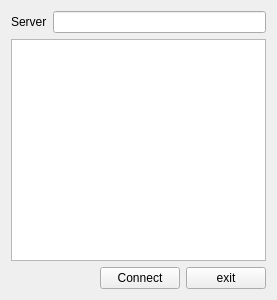
Before: the Qt Designer form Client/widget.ui in JosueSantamariaR/ITCR.DatosII.ProyectoI, drawn with Qt 5.
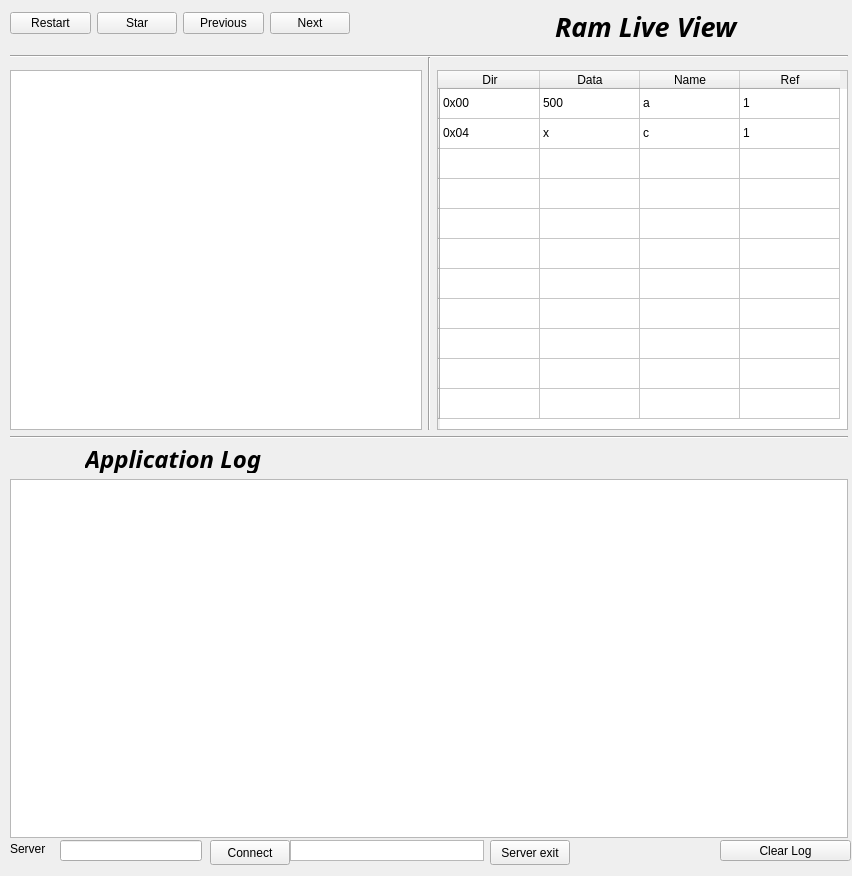
After: the same form once the commit is applied.

```diff
--- a/Client/widget.ui
+++ b/Client/widget.ui
@@ -6,67 +6,442 @@
    <rect>
     <x>0</x>
     <y>0</y>
-    <width>277</width>
-    <height>300</height>
+    <width>852</width>
+    <height>876</height>
    </rect>
   </property>
   <property name="windowTitle">
    <string>Widget</string>
   </property>
-  <layout class="QGridLayout" name="gridLayout_3">
+  <widget class="Line" name="line_4">
+   <property name="geometry">
+    <rect>
+     <x>10</x>
+     <y>55</y>
+     <width>838</width>
+     <height>3</height>
+    </rect>
+   </property>
+   <property name="orientation">
+    <enum>Qt::Horizontal</enum>
+   </property>
+  </widget>
+  <widget class="Line" name="line_2">
+   <property name="geometry">
+    <rect>
+     <x>10</x>
+     <y>436</y>
+     <width>838</width>
+     <height>3</height>
+    </rect>
+   </property>
+   <property name="orientation">
+    <enum>Qt::Horizontal</enum>
+   </property>
+  </widget>
+  <widget class="QTableWidget" name="ramLiveView">
+   <property name="geometry">
+    <rect>
+     <x>437</x>
+     <y>70</y>
+     <width>411</width>
+     <height>360</height>
+    </rect>
+   </property>
+   <property name="minimumSize">
+    <size>
+     <width>410</width>
+     <height>340</height>
+    </size>
+   </property>
+   <row>
+    <property name="text">
+     <string/>
+    </property>
+   </row>
+   <row>
+    <property name="text">
+     <string/>
+    </property>
+   </row>
+   <row>
+    <property name="text">
+     <string/>
+    </property>
+   </row>
+   <row>
+    <property name="text">
+     <string/>
+    </property>
+   </row>
+   <row>
+    <property name="text">
+     <string/>
+    </property>
+   </row>
+   <row>
+    <property name="text">
+     <string/>
+    </property>
+   </row>
+   <row>
+    <property name="text">
+     <string/>
+    </property>
+   </row>
+   <row>
+    <property name="text">
+     <string/>
+    </property>
+   </row>
+   <row>
+    <property name="text">
+     <string/>
+    </property>
+   </row>
+   <row>
+    <property name="text">
+     <string/>
+    </property>
+   </row>
+   <row>
+    <property name="text">
+     <string/>
+    </property>
+   </row>
+   <column>
+    <property name="text">
+     <string>Dir</string>
+    </property>
+    <property name="textAlignment">
+     <set>AlignCenter</set>
+    </property>
+   </column>
+   <column>
+    <property name="text">
+     <string>Data</string>
+    </property>
+   </column>
+   <column>
+    <property name="text">
+     <string>Name</string>
+    </property>
+   </column>
+   <column>
+    <property name="text">
+     <string>Ref</string>
+    </property>
+   </column>
    <item row="0" column="0">
-    <layout class="QGridLayout" name="gridLayout_2">
-     <item row="0" column="0">
-      <layout class="QGridLayout" name="gridLayout">
-       <item row="0" column="0">
-        <widget class="QLabel" name="server">
-         <property name="text">
-          <string>Server</string>
-         </property>
-        </widget>
-       </item>
-       <item row="0" column="1">
-        <widget class="QLineEdit" name="servertex"/>
-       </item>
-       <item row="1" column="0" colspan="2">
-        <widget class="QListWidget" name="listWidget"/>
-       </item>
-      </layout>
-     </item>
-     <item row="1" column="0">
-      <layout class="QHBoxLayout" name="horizontalLayout">
-       <item>
-        <spacer name="horizontalSpacer">
-         <property name="orientation">
-          <enum>Qt::Horizontal</enum>
-         </property>
-         <property name="sizeHint" stdset="0">
-          <size>
-           <width>40</width>
-           <height>20</height>
-          </size>
-         </property>
-        </spacer>
-       </item>
-       <item>
-        <widget class="QPushButton" name="connect">
-         <property name="text">
-          <string>Connect</string>
-         </property>
-        </widget>
-       </item>
-       <item>
-        <widget class="QPushButton" name="exit">
-         <property name="text">
-          <string>exit</string>
-         </property>
-        </widget>
-       </item>
-      </layout>
-     </item>
-    </layout>
+    <property name="text">
+     <string>0x00</string>
+    </property>
+    <property name="textAlignment">
+     <set>AlignLeading|AlignVCenter</set>
+    </property>
    </item>
-  </layout>
+   <item row="0" column="1">
+    <property name="text">
+     <string>500</string>
+    </property>
+    <property name="textAlignment">
+     <set>AlignLeading|AlignVCenter</set>
+    </property>
+   </item>
+   <item row="0" column="2">
+    <property name="text">
+     <string>a</string>
+    </property>
+   </item>
+   <item row="0" column="3">
+    <property name="text">
+     <string>1</string>
+    </property>
+   </item>
+   <item row="1" column="0">
+    <property name="text">
+     <string>0x04</string>
+    </property>
+   </item>
+   <item row="1" column="1">
+    <property name="text">
+     <string>x</string>
+    </property>
+   </item>
+   <item row="1" column="2">
+    <property name="text">
+     <string>c</string>
+    </property>
+   </item>
+   <item row="1" column="3">
+    <property name="text">
+     <string>1</string>
+    </property>
+   </item>
+   <item row="2" column="0">
+    <property name="text">
+     <string/>
+    </property>
+   </item>
+   <item row="2" column="1">
+    <property name="text">
+     <string/>
+    </property>
+   </item>
+   <item row="2" column="2">
+    <property name="text">
+     <string/>
+    </property>
+    <property name="textAlignment">
+     <set>AlignCenter</set>
+    </property>
+   </item>
+   <item row="3" column="0">
+    <property name="text">
+     <string/>
+    </property>
+   </item>
+   <item row="3" column="1">
+    <property name="text">
+     <string/>
+    </property>
+   </item>
+   <item row="3" column="3">
+    <property name="text">
+     <string/>
+    </property>
+   </item>
+   <item row="4" column="0">
+    <property name="text">
+     <string/>
+    </property>
+   </item>
+  </widget>
+  <widget class="QPlainTextEdit" name="plainTextEdit_2">
+   <property name="geometry">
+    <rect>
+     <x>10</x>
+     <y>479</y>
+     <width>838</width>
+     <height>359</height>
+    </rect>
+   </property>
+  </widget>
+  <widget class="QLabel" name="label_5">
+   <property name="geometry">
+    <rect>
+     <x>10</x>
+     <y>445</y>
+     <width>412</width>
+     <height>28</height>
+    </rect>
+   </property>
+   <property name="sizePolicy">
+    <sizepolicy hsizetype="Preferred" vsizetype="Preferred">
+     <horstretch>0</horstretch>
+     <verstretch>0</verstretch>
+    </sizepolicy>
+   </property>
+   <property name="minimumSize">
+    <size>
+     <width>300</width>
+     <height>0</height>
+    </size>
+   </property>
+   <property name="font">
+    <font>
+     <family>Ubuntu Condensed</family>
+     <pointsize>18</pointsize>
+     <weight>75</weight>
+     <italic>true</italic>
+     <bold>true</bold>
+    </font>
+   </property>
+   <property name="text">
+    <string>Application Log</string>
+   </property>
+   <property name="indent">
+    <number>75</number>
+   </property>
+  </widget>
+  <widget class="Line" name="line">
+   <property name="geometry">
+    <rect>
+     <x>428</x>
+     <y>57</y>
+     <width>3</width>
+     <height>373</height>
+    </rect>
+   </property>
+   <property name="orientation">
+    <enum>Qt::Vertical</enum>
+   </property>
+  </widget>
+  <widget class="QPlainTextEdit" name="plainTextEdit">
+   <property name="geometry">
+    <rect>
+     <x>10</x>
+     <y>70</y>
+     <width>412</width>
+     <height>360</height>
+    </rect>
+   </property>
+  </widget>
+  <widget class="QPushButton" name="pushButton_20">
+   <property name="geometry">
+    <rect>
+     <x>720</x>
+     <y>840</y>
+     <width>131</width>
+     <height>21</height>
+    </rect>
+   </property>
+   <property name="text">
+    <string>Clear Log</string>
+   </property>
+  </widget>
+  <widget class="QLabel" name="server">
+   <property name="geometry">
+    <rect>
+     <x>10</x>
+     <y>840</y>
+     <width>44</width>
+     <height>17</height>
+    </rect>
+   </property>
+   <property name="text">
+    <string>Server</string>
+   </property>
+  </widget>
+  <widget class="QLabel" name="label_4">
+   <property name="geometry">
+    <rect>
+     <x>480</x>
+     <y>10</y>
+     <width>300</width>
+     <height>32</height>
+    </rect>
+   </property>
+   <property name="sizePolicy">
+    <sizepolicy hsizetype="Preferred" vsizetype="Preferred">
+     <horstretch>0</horstretch>
+     <verstretch>0</verstretch>
+    </sizepolicy>
+   </property>
+   <property name="minimumSize">
+    <size>
+     <width>300</width>
+     <height>0</height>
+    </size>
+   </property>
+   <property name="font">
+    <font>
+     <family>Ubuntu Condensed</family>
+     <pointsize>20</pointsize>
+     <weight>75</weight>
+     <italic>true</italic>
+     <bold>true</bold>
+    </font>
+   </property>
+   <property name="text">
+    <string>Ram Live View</string>
+   </property>
+   <property name="indent">
+    <number>75</number>
+   </property>
+  </widget>
+  <widget class="QPushButton" name="exit">
+   <property name="geometry">
+    <rect>
+     <x>490</x>
+     <y>840</y>
+     <width>80</width>
+     <height>25</height>
+    </rect>
+   </property>
+   <property name="text">
+    <string>Server exit</string>
+   </property>
+  </widget>
+  <widget class="QWidget" name="">
+   <property name="geometry">
+    <rect>
+     <x>10</x>
+     <y>10</y>
+     <width>340</width>
+     <height>27</height>
+    </rect>
+   </property>
+   <layout class="QHBoxLayout" name="horizontalLayout_10">
+    <item>
+     <widget class="QPushButton" name="pushButton_19">
+      <property name="text">
+       <string>Restart</string>
+      </property>
+     </widget>
+    </item>
+    <item>
+     <widget class="QPushButton" name="pushButton_17">
+      <property name="text">
+       <string>Star</string>
+      </property>
+     </widget>
+    </item>
+    <item>
+     <widget class="QPushButton" name="pushButton_16">
+      <property name="baseSize">
+       <size>
+        <width>0</width>
+        <height>0</height>
+       </size>
+      </property>
+      <property name="text">
+       <string>Previous</string>
+      </property>
+     </widget>
+    </item>
+    <item>
+     <widget class="QPushButton" name="pushButton_18">
+      <property name="text">
+       <string>Next</string>
+      </property>
+     </widget>
+    </item>
+   </layout>
+  </widget>
+  <widget class="QPushButton" name="connect">
+   <property name="geometry">
+    <rect>
+     <x>210</x>
+     <y>840</y>
+     <width>80</width>
+     <height>25</height>
+    </rect>
+   </property>
+   <property name="text">
+    <string>Connect</string>
+   </property>
+  </widget>
+  <widget class="QLineEdit" name="servertex">
+   <property name="geometry">
+    <rect>
+     <x>60</x>
+     <y>840</y>
+     <width>142</width>
+     <height>21</height>
+    </rect>
+   </property>
+  </widget>
+  <widget class="QListWidget" name="listWidget">
+   <property name="geometry">
+    <rect>
+     <x>290</x>
+     <y>840</y>
+     <width>194</width>
+     <height>21</height>
+    </rect>
+   </property>
+  </widget>
  </widget>
  <resources/>
  <connections/>
```
